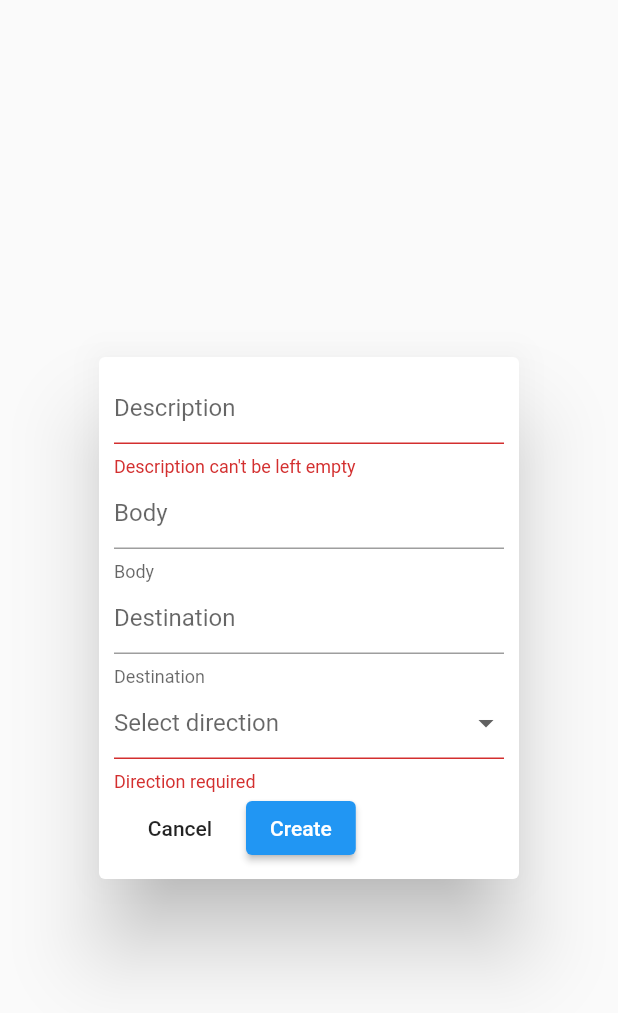
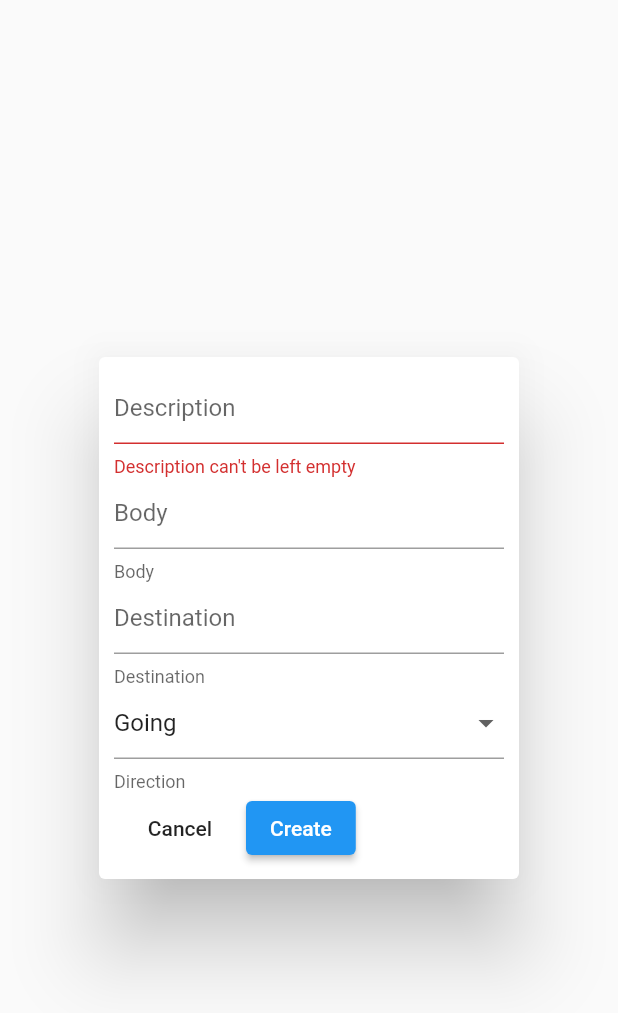
Before and after one commit to thornleywalker/door-reminder, a Flutter app: the ReminderBuilder widget shown alone on an empty page, opened directly, after a tap on "Create", on a phone screen of 412 x 824 dp. Shown: the top 1013 px of the screen. Run offline on Flutter 3.47's test engine with Material 2 defaults, Android fonts, the light colour scheme and no system bars; our stand-ins replace firebase_auth, firebase_core, firebase_database, firebase_messaging; accounts and stored records are empty.

Commit message:
added onComplete callback

```diff
--- a/software/app/door_reminder/lib/widgets/reminder_builder.dart
+++ b/software/app/door_reminder/lib/widgets/reminder_builder.dart
@@ -3,6 +3,9 @@ import 'package:door_reminder/services/data_cache.dart';
 import 'package:flutter/material.dart';
 
 class ReminderBuilder extends StatefulWidget {
+  ReminderBuilder({this.onComplete});
+
+  Function onComplete;
   @override
   State<StatefulWidget> createState() {
     return _ReminderBuilder();
@@ -10,15 +13,21 @@ class ReminderBuilder extends StatefulWidget {
 }
 
 class _ReminderBuilder extends State<ReminderBuilder> {
-  Reminder reminder = Reminder();
+  DataCache dc = DataCache();
 
-  String description, body, destination;
-  bool direction;
+  TextEditingController desc = TextEditingController(),
+      body = TextEditingController(),
+      dest = TextEditingController(),
+      dir = TextEditingController();
+
+  // String description, body, destination;
+  // bool direction;
 
   final formKey = GlobalKey<FormState>();
 
   @override
   Widget build(BuildContext context) {
+    dir.text = "Going";
     return AlertDialog(
       contentPadding: EdgeInsets.all(10),
       content: SingleChildScrollView(
@@ -36,7 +45,7 @@ class _ReminderBuilder extends State<ReminderBuilder> {
                         return "Description can't be left empty";
                       return null;
                     },
-                      onSaved: (val) => reminder.description = val,
+                    controller: desc,
                   ),
                   TextFormField(
                     keyboardType: TextInputType.multiline,
@@ -46,7 +55,7 @@ class _ReminderBuilder extends State<ReminderBuilder> {
                     validator: (value) {
                       return null;
                     },
-                      onSaved: (val) => reminder.body = val,
+                    controller: body,
                   ),
                   TextFormField(
                     decoration: InputDecoration(
@@ -54,26 +63,24 @@ class _ReminderBuilder extends State<ReminderBuilder> {
                     validator: (value) {
                       return null;
                     },
-                      onSaved: (val) => reminder.description = val,
+                    controller: dest,
                   ),
                   DropdownButtonFormField<String>(
                     decoration: InputDecoration(
-                          hintText: "Select direction",
-                          helperText: "Direction"),
+                        hintText: "Select direction", helperText: "Direction"),
                     items: ["Going", "Coming"].map((val) {
                       return DropdownMenuItem(
                         value: val,
                         child: Text(val),
                       );
                     }).toList(),
-                      onChanged: (val) =>
-                          reminder.direction = val.toLowerCase(),
+                    onChanged: (val) => dir.text = val,
+                    value: dir.text,
                     validator: (val) {
-                        if (reminder.direction == null)
-                          return "Direction required";
+                      if (val.isEmpty) return "Direction required";
                       return null;
                     },
-                      onSaved: (val) => reminder.direction = val.toLowerCase(),
+                    onSaved: (val) => dir.text = val.toLowerCase(),
                   )
                 ],
               ),
@@ -90,19 +97,27 @@ class _ReminderBuilder extends State<ReminderBuilder> {
                   onPressed: () {
                     if (formKey.currentState.validate()) {
                       print("form is valid");
-                          formKey.currentState.save();
-                          reminder.uid = 'testid';
-                          reminder.did = 'testdevice';
-                          DataCache().addReminder(reminder);
+                      dc.addReminder(
+                        Reminder(
+                            description: desc.text,
+                            body: body.text,
+                            destination: dest.text,
+                            direction: dir.text,
+                            uid: dc.getUserID(),
+                            did: 'deviceid'),
+                      );
                       Navigator.pop(context);
+                      widget.onComplete();
                     } else
                       print("form invalid");
                   },
-                      child: Text("Create"))
+                  child: Text("Create"),
+                )
               ],
             ),
           ],
         ),
-        ));
+      ),
+    );
   }
 }
```
Lines whose indentation alone changed are shown as unchanged.
